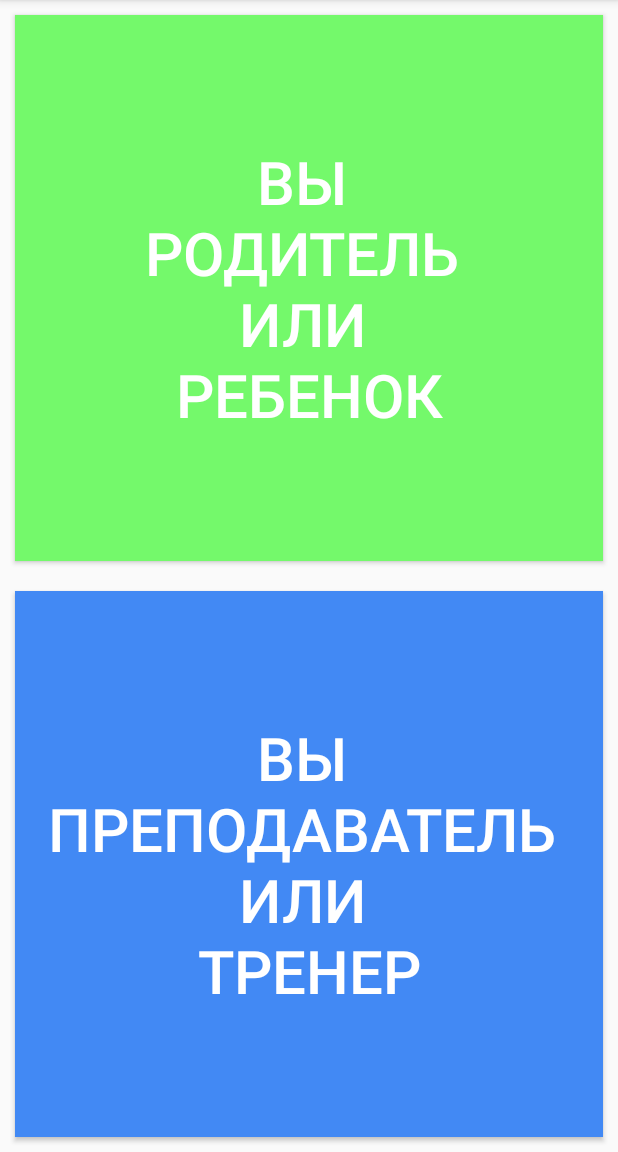
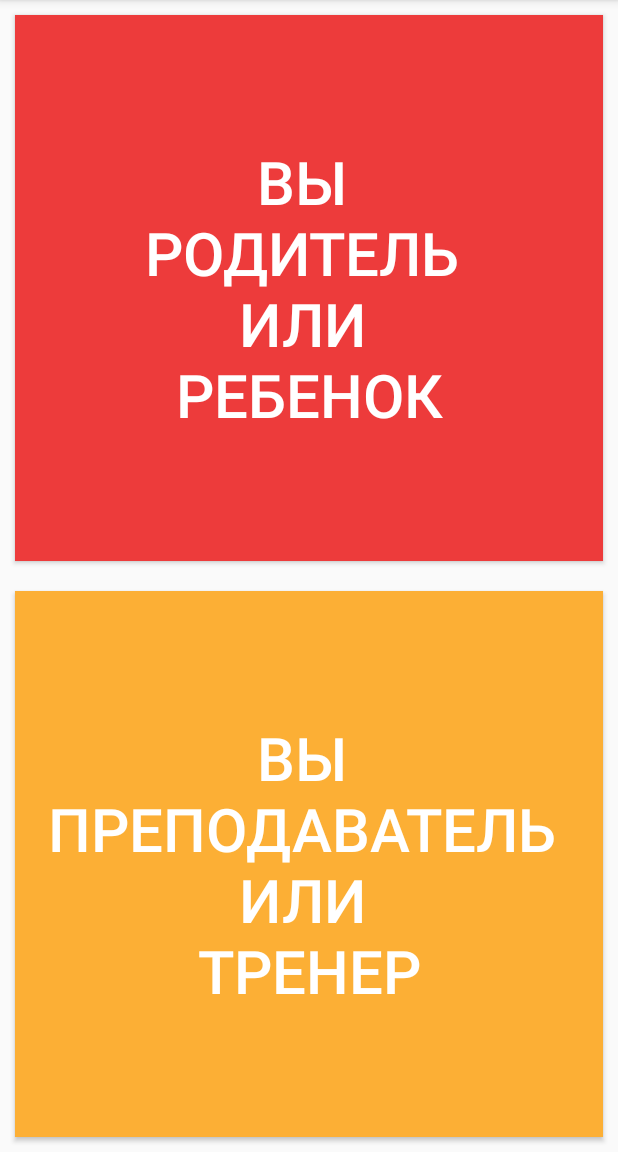
Before and after one commit to AHXPLAY/Dosteen, an Android app: the screen it shows after launch (MainActivity), on a phone screen of 412 x 824 dp, the part 84-1236 px from its top. Run offline under Robolectric (Android 15) with nearby library versions, the phone set to English and light mode, and no system bars.

Commit message:
Создал первчиную разметку, добавил переходы между экранами,добавил иконку приложения

```diff
--- a/app/src/main/AndroidManifest.xml
+++ b/app/src/main/AndroidManifest.xml
@@ -4,9 +4,9 @@
 
     <application
         android:allowBackup="true"
-        android:icon="@mipmap/ic_launcher"
+        android:icon="@drawable/app_icon"
         android:label="@string/app_name"
-        android:roundIcon="@mipmap/ic_launcher_round"
+        android:roundIcon="@drawable/app_icon"
         android:supportsRtl="true"
         android:theme="@style/AppTheme">
         <activity android:name=".TeacherActivity"></activity>
--- a/app/src/main/res/layout/activity_main.xml
+++ b/app/src/main/res/layout/activity_main.xml
@@ -7,13 +7,15 @@
     android:layout_height="match_parent"
     android:orientation="vertical"
     tools:context=".MainActivity">
+
     <Button
         android:layout_width="match_parent"
         android:layout_height="match_parent"
         android:layout_weight="1"
         android:layout_margin="10dp"
-        android:background="#74f96b"
-        android:textColor="#fff"
+        android:background="#ed3b3b"
+        android:textColor="#FFF"
+        android:onClick="toKidActivity"
         android:text="Вы \nродитель \nили \nребенок"
         android:textSize="40sp"/>
     <Button
@@ -21,8 +23,9 @@
         android:layout_height="match_parent"
         android:layout_weight="1"
         android:layout_margin="10dp"
-        android:background="#4289f4"
+        android:background="#fcaf35"
         android:textColor="#fff"
+        android:onClick="toTeacherActivity"
         android:text="Вы \nпреподаватель \nили \nтренер"
         android:textSize="40sp"/>
 </LinearLayout>
```
Also changed, not shown: app/src/main/java/com/example/dosteen/MainActivity.java (+7 -2 lines), app/src/main/java/com/example/dosteen/TeacherActivity.java (added, +16 -0 lines), app/src/main/res/layout/activity_teacher.xml (+6 -3 lines).
